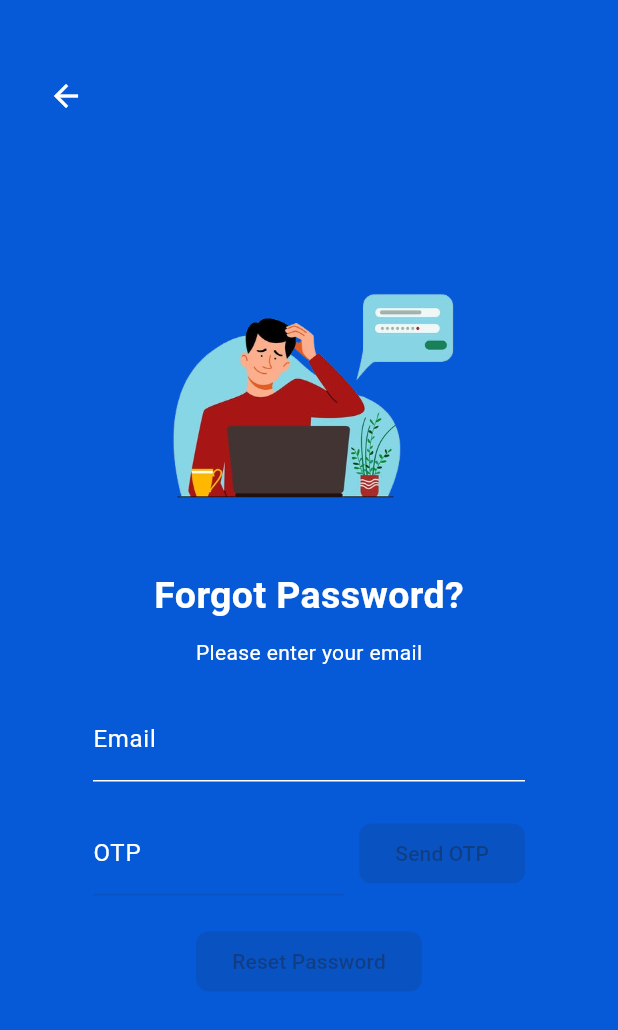
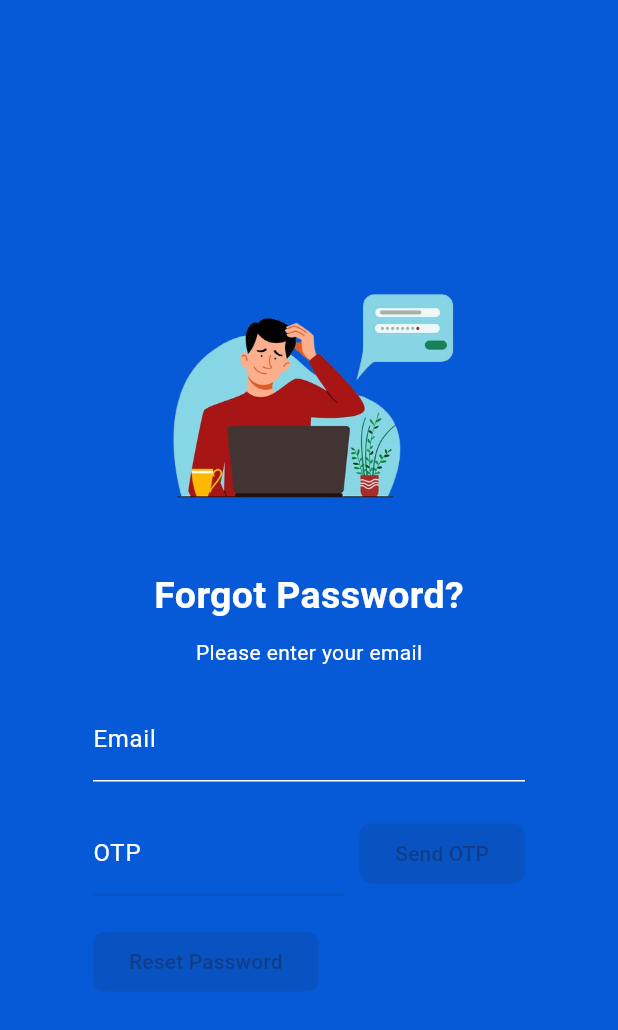
Before and after one commit to Prarthi15/inventory_management, a Flutter app: the ForgotPasswordPage screen opened by its route, on a phone screen of 412 x 824 dp. Shown: the top 1030 px of the screen. Run offline on Flutter 3.47's test engine with Material 3 defaults, Android fonts, the phone set to English and light mode, and no system bars; our stand-ins replace font_awesome_flutter.

Commit message:
few editing

```diff
--- a/lib/forgot_password.dart
+++ b/lib/forgot_password.dart
@@ -61,6 +61,7 @@ class _ForgotPasswordPageState extends State<ForgotPasswordPage> {
                           Form(
                             key: _formKey,
                             child: Column(
+                              crossAxisAlignment: CrossAxisAlignment.start,
                               children: [
                                 SizedBox(
                                   width:
@@ -100,7 +101,10 @@ class _ForgotPasswordPageState extends State<ForgotPasswordPage> {
                                   ),
                                 ),
                                 const SizedBox(height: 20),
-                                Row(
+                                SizedBox(
+                                  width:
+                                      MediaQuery.of(context).size.width * 0.8,
+                                  child: Row(
                                     children: [
                                       Expanded(
                                         child: TextFormField(
@@ -111,8 +115,8 @@ class _ForgotPasswordPageState extends State<ForgotPasswordPage> {
                                           cursorColor: AppColors.white,
                                           decoration: const InputDecoration(
                                             labelText: 'OTP',
-                                          labelStyle:
-                                              TextStyle(color: AppColors.white),
+                                            labelStyle: TextStyle(
+                                                color: AppColors.white),
                                             enabledBorder: UnderlineInputBorder(
                                               borderSide: BorderSide(
                                                   color: AppColors.white),
@@ -152,8 +156,10 @@ class _ForgotPasswordPageState extends State<ForgotPasswordPage> {
                                                             context,
                                                             listen: false)
                                                         .verifyOtp(
-                                                          _emailController.text,
-                                                          _otpController.text);
+                                                            _emailController
+                                                                .text,
+                                                            _otpController
+                                                                .text);
 
                                                     setState(() {
                                                       _isOtpVerified = true;
@@ -161,7 +167,8 @@ class _ForgotPasswordPageState extends State<ForgotPasswordPage> {
                                                   }
                                                 : null,
                                         style: ElevatedButton.styleFrom(
-                                        foregroundColor: AppColors.primaryBlue,
+                                          foregroundColor:
+                                              AppColors.primaryBlue,
                                           backgroundColor: AppColors.white,
                                         ),
                                         child: Text(_isSendingOtp
@@ -171,6 +178,7 @@ class _ForgotPasswordPageState extends State<ForgotPasswordPage> {
                                                 : 'Send OTP'),
                                       ),
                                     ],
+                                  ),
                                 ),
                                 const SizedBox(height: 20),
                                 ElevatedButton(
@@ -224,6 +232,8 @@ class _ForgotPasswordPageState extends State<ForgotPasswordPage> {
                                 Form(
                                   key: _formKey,
                                   child: Column(
+                                    crossAxisAlignment:
+                                        CrossAxisAlignment.start,
                                     children: [
                                       SizedBox(
                                         width:
@@ -266,7 +276,11 @@ class _ForgotPasswordPageState extends State<ForgotPasswordPage> {
                                         ),
                                       ),
                                       const SizedBox(height: 20),
-                                      Row(
+                                      SizedBox(
+                                        width:
+                                            MediaQuery.of(context).size.width *
+                                                0.28,
+                                        child: Row(
                                           children: [
                                             Expanded(
                                               child: TextFormField(
@@ -275,7 +289,8 @@ class _ForgotPasswordPageState extends State<ForgotPasswordPage> {
                                                 style: const TextStyle(
                                                     color: AppColors.white),
                                                 cursorColor: AppColors.white,
-                                              decoration: const InputDecoration(
+                                                decoration:
+                                                    const InputDecoration(
                                                   labelText: 'OTP',
                                                   labelStyle: TextStyle(
                                                       color: AppColors.white),
@@ -315,7 +330,8 @@ class _ForgotPasswordPageState extends State<ForgotPasswordPage> {
                                                         _isSendingOtp = false;
                                                       });
                                                     }
-                                                : _isOtpSent && !_isOtpVerified
+                                                  : _isOtpSent &&
+                                                          !_isOtpVerified
                                                       ? () async {
                                                           await Provider.of<
                                                                       AuthProvider>(
@@ -328,14 +344,16 @@ class _ForgotPasswordPageState extends State<ForgotPasswordPage> {
                                                                       .text);
 
                                                           setState(() {
-                                                          _isOtpVerified = true;
+                                                            _isOtpVerified =
+                                                                true;
                                                           });
                                                         }
                                                       : null,
                                               style: ElevatedButton.styleFrom(
                                                 foregroundColor:
                                                     AppColors.primaryBlue,
-                                              backgroundColor: AppColors.white,
+                                                backgroundColor:
+                                                    AppColors.white,
                                               ),
                                               child: Text(_isSendingOtp
                                                   ? 'Sending...'
@@ -344,6 +362,7 @@ class _ForgotPasswordPageState extends State<ForgotPasswordPage> {
                                                       : 'Send OTP'),
                                             ),
                                           ],
+                                        ),
                                       ),
                                       const SizedBox(height: 20),
                                       ElevatedButton(
@@ -370,17 +389,13 @@ class _ForgotPasswordPageState extends State<ForgotPasswordPage> {
                               ],
                             ),
                           ),
-                          const SizedBox(width: 20),
                           Expanded(
-                            flex: 1,
-                            child: Align(
-                              alignment: Alignment.centerRight,
+                            flex: 2,
                             child: SizedBox(
-                                width: constraints.maxWidth * 0.5,
-                                height: constraints.maxHeight * 0.6,
+                              width: 500,
+                              height: 500,
                               child: Image.asset('assets/forgotPass.png',
                                   fit: BoxFit.contain),
-                              ),
                             ),
                           ),
                         ],
@@ -388,16 +403,6 @@ class _ForgotPasswordPageState extends State<ForgotPasswordPage> {
               );
             },
           ),
-          Positioned(
-            top: 40,
-            left: 20,
-            child: IconButton(
-              icon: const Icon(Icons.arrow_back, color: AppColors.white),
-              onPressed: () {
-                Navigator.pop(context);
-              },
-            ),
-          ),
         ],
       ),
     );
```
Lines whose indentation alone changed are shown as unchanged.
